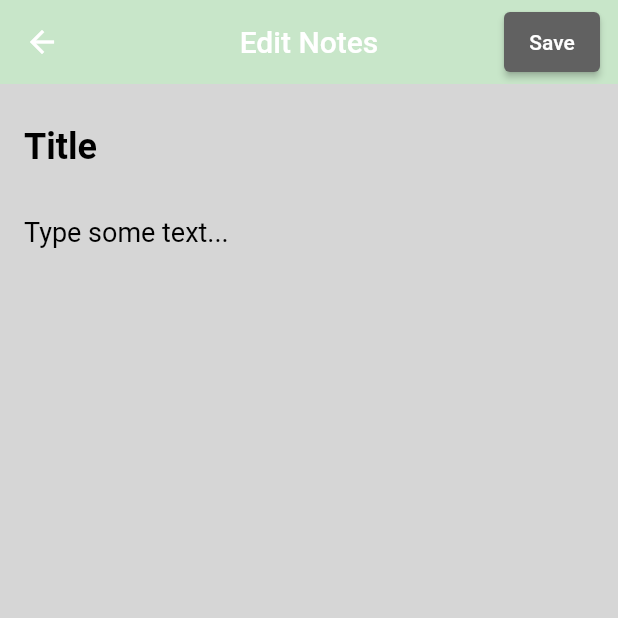
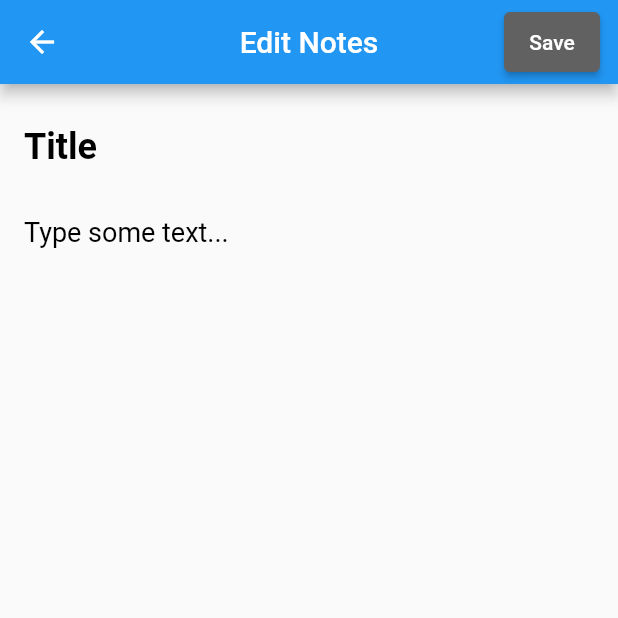
Before and after one commit to WajahatArshad/SQL-Database-In-Flutter, a Flutter app: the screen it shows after launch, after a tap on the "add" icon, on a phone screen of 412 x 824 dp, the top half of it. Run offline on Flutter 3.47's test engine with Material 2 defaults, Android fonts, the phone set to English and light mode, and no system bars; our stand-ins replace sqflite; accounts and stored records are empty.

Commit message:
First Commit

```diff
--- a/lib/database/notes_db.dart
+++ b/lib/database/notes_db.dart
@@ -3,11 +3,11 @@ import 'package:sqflite/sqflite.dart';
 import 'package:path/path.dart';
 
 class NotesDatabase {
-  static final NotesDatabase instance = NotesDatabase._init();
+  static final NotesDatabase instance = NotesDatabase();
 
   static Database? _database;
 
-  NotesDatabase._init();
+  NotesDatabase();
 
   Future<Database> get database async {
     if (_database != null) return _database!;
--- a/lib/main.dart
+++ b/lib/main.dart
@@ -18,18 +18,18 @@ class MyApp extends StatelessWidget {
   const MyApp({Key? key}) : super(key: key);
 
   @override
-  Widget build(BuildContext context) => MaterialApp(
+  Widget build(BuildContext context) => const MaterialApp(
         debugShowCheckedModeBanner: false,
         title: title,
         // themeMode: ThemeMode.light,
-        theme: ThemeData(
-          primaryColor: Colors.greenAccent,
-          scaffoldBackgroundColor: Color.fromARGB(255, 214, 214, 214),
-          appBarTheme: const AppBarTheme(
-            backgroundColor: Color.fromARGB(0, 12, 12, 12),
-            elevation: 0,
-          ),
-        ),
-        home: const NotesPage(),
+        // theme: ThemeData(
+        //   primaryColor: Colors.greenAccent,
+        //   scaffoldBackgroundColor: Color.fromARGB(255, 214, 214, 214),
+        //   appBarTheme: const AppBarTheme(
+        //     backgroundColor: Color.fromARGB(0, 12, 12, 12),
+        //     elevation: 0,
+        //   ),
+        // ),
+        home: NotesPage(),
       );
 }
--- a/lib/model/note.dart
+++ b/lib/model/note.dart
@@ -3,7 +3,7 @@ const String tableNotes = 'notes';
 class NoteFields {
   static final List<String> values = [
     /// Add all fields
-    id, isImportant, number, title, description, time
+    id, isImportant, number, title, description, time,
   ];
 
   static const String id = '_id';
--- a/lib/ui/note_detail_page.dart
+++ b/lib/ui/note_detail_page.dart
@@ -86,8 +86,8 @@ class _NoteDetailPageState extends State<NoteDetailPage> {
 
   Widget deleteButton() => IconButton(
         icon: const Icon(Icons.delete),
-        onPressed: () async {
-          await NotesDatabase.instance.delete(widget.noteId);
+        onPressed: () {
+          NotesDatabase.instance.delete(widget.noteId);
 
           Navigator.of(context).pop();
         },
--- a/lib/ui/note_page.dart
+++ b/lib/ui/note_page.dart
@@ -42,7 +42,7 @@ class _NotesPageState extends State<NotesPage> {
   Widget build(BuildContext context) => Scaffold(
         appBar: AppBar(
           centerTitle: true,
-          backgroundColor: Colors.green.shade200,
+          // backgroundColor: Colors.green.shade200,
           title: const Text(
             'Notes',
             style: TextStyle(fontSize: 24),
@@ -61,10 +61,14 @@ class _NotesPageState extends State<NotesPage> {
         ),
         floatingActionButton: FloatingActionButton(
           // backgroundColor: Colors.black,
-          child: const Icon(Icons.add),
+          child: const Icon(
+            Icons.add,
+          ),
           onPressed: () async {
             await Navigator.of(context).push(
-              MaterialPageRoute(builder: (context) => const AddEditNotePage()),
+              MaterialPageRoute(
+                builder: (context) => const AddEditNotePage(),
+              ),
             );
 
             refreshNotes();
```
Also changed, not shown: lib/ui/edit_note_page.dart (+4 -4 lines).
